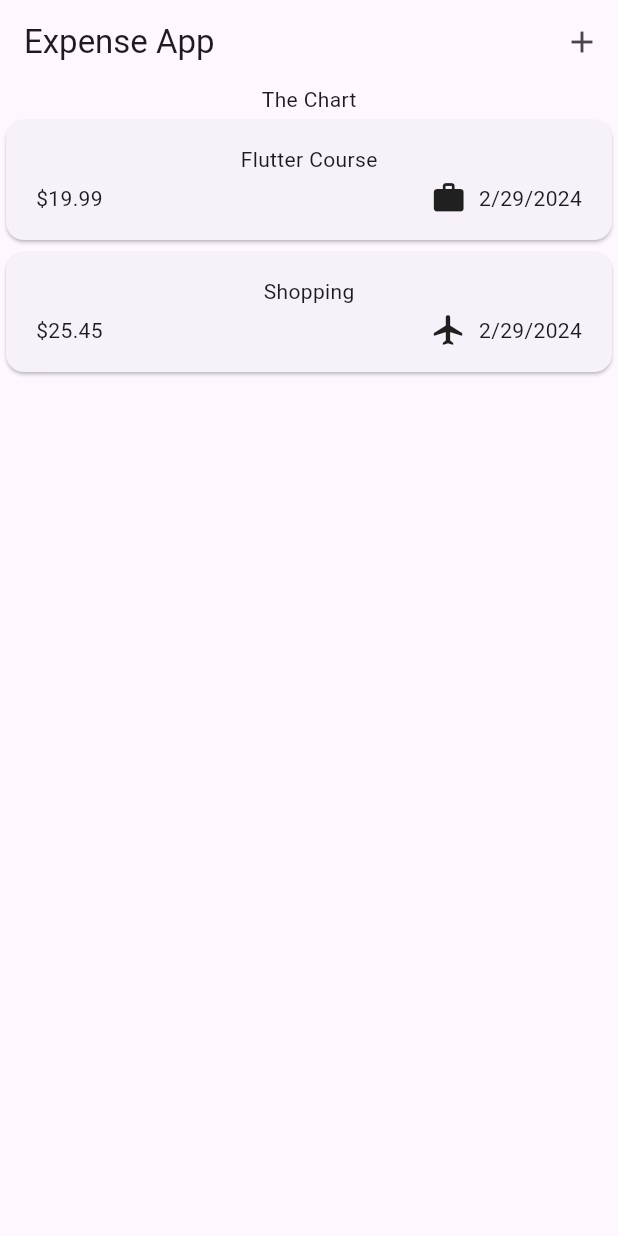
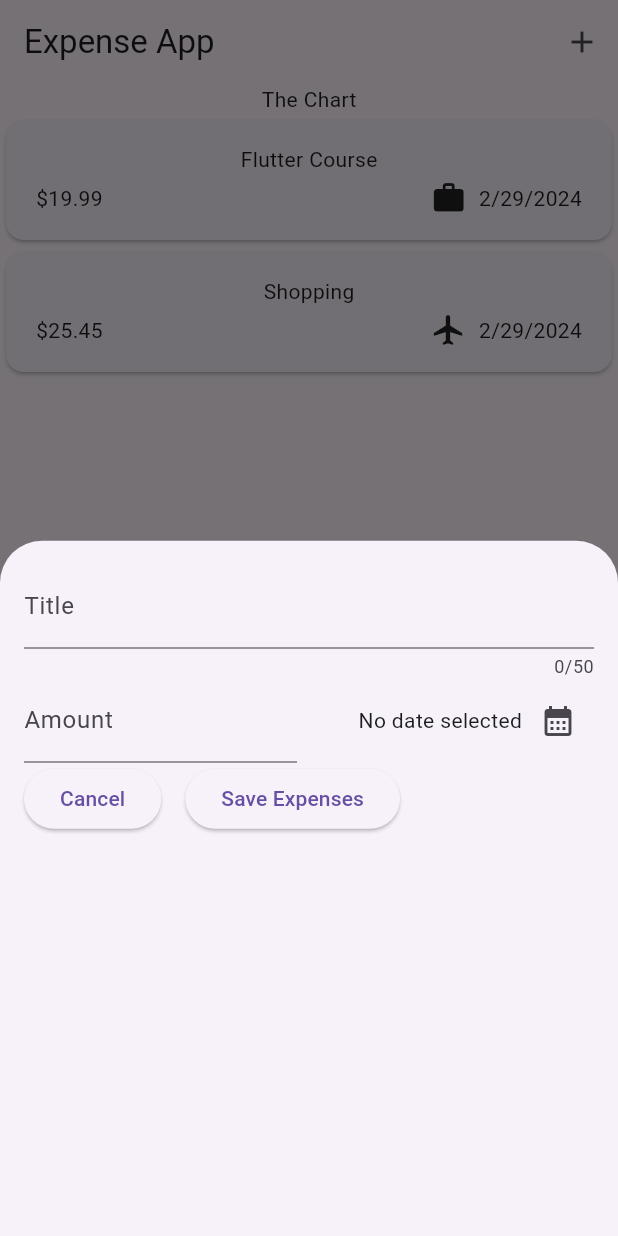
Before and after one commit to shossain786/expanse_tracker, a Flutter app: the screen it shows after launch, after a tap on the "add" icon, on a phone screen of 412 x 824 dp. Run offline on Flutter 3.47's test engine with Material 3 defaults, Android fonts, the phone set to English and light mode, and no system bars.

Commit message:
add expanse code added

```diff
--- a/lib/widgets/expenses.dart
+++ b/lib/widgets/expenses.dart
@@ -1,5 +1,6 @@
 import 'package:expanse_tracker/widgets/expenses_list/expenses_list.dart';
 import 'package:expanse_tracker/models/expanse.dart';
+import 'package:expanse_tracker/widgets/new_expense.dart';
 import 'package:flutter/material.dart';
 
 class Expenses extends StatefulWidget {
@@ -25,6 +26,13 @@ class _ExpensesState extends State<Expenses> {
     ),
   ];
 
+  void _openAddExpenseOverlay() {
+    showModalBottomSheet(
+      context: context,
+      builder: (ctx) => const NewExpense(),
+    );
+  }
+
   @override
   Widget build(BuildContext context) {
     return Scaffold(
@@ -32,7 +40,7 @@ class _ExpensesState extends State<Expenses> {
         title: const Text('Expense App'),
         actions: [
           IconButton(
-            onPressed: () {},
+            onPressed: _openAddExpenseOverlay,
             icon: const Icon(Icons.add),
           )
         ],
--- /dev/null
+++ b/lib/widgets/new_expense.dart
@@ -0,0 +1,107 @@
+import 'package:expanse_tracker/models/expanse.dart';
+import 'package:flutter/material.dart';
+
+class NewExpense extends StatefulWidget {
+  const NewExpense({super.key});
+
+  @override
+  State<NewExpense> createState() => _NewExpenseState();
+}
+
+class _NewExpenseState extends State<NewExpense> {
+  // var _enteredTitle = '';
+  // void _saveTitleinput(String inputValue) {
+  //   _enteredTitle = inputValue;
+  // }
+  // By using controller its not needed to save the data manually
+  final _titleController = TextEditingController();
+  final _expenseController = TextEditingController();
+  DateTime? _selectedDateTime;
+
+  void _presentDatePicker() async {
+    final now = DateTime.now();
+    final firstDate = DateTime(now.year - 1, now.month, now.day);
+    final pickedDate = await showDatePicker(
+      context: context,
+      firstDate: firstDate,
+      lastDate: now,
+      initialDate: now,
+    );
+    setState(() {
+      _selectedDateTime = pickedDate;
+    });
+  }
+
+  @override
+  void dispose() {
+    _titleController.dispose();
+    _expenseController.dispose();
+    super.dispose();
+  }
+
+  @override
+  Widget build(BuildContext context) {
+    return Padding(
+      padding: const EdgeInsets.all(16),
+      child: Column(
+        children: [
+          TextField(
+            maxLength: 50,
+            decoration: const InputDecoration(
+              label: Text('Title'),
+            ),
+            controller: _titleController,
+            // onChanged: _saveTitleinput,
+          ),
+          Row(
+            children: [
+              Expanded(
+                child: TextField(
+                  decoration: const InputDecoration(
+                    prefixText: '\$ ',
+                    label: Text('Amount'),
+                  ),
+                  controller: _expenseController,
+                  keyboardType: TextInputType.number,
+                ),
+              ),
+              const SizedBox(width: 16),
+              Expanded(
+                child: Row(
+                  mainAxisAlignment: MainAxisAlignment.end,
+                  crossAxisAlignment: CrossAxisAlignment.center,
+                  children: [
+                    Text(
+                      _selectedDateTime == null
+                          ? 'No date selected'
+                          : dateFormatter.format(_selectedDateTime!),
+                    ),
+                    IconButton(
+                      icon: const Icon(Icons.calendar_month),
+                      onPressed: _presentDatePicker,
+                    ),
+                  ],
+                ),
+              ),
+            ],
+          ),
+          Row(
+            children: [
+              ElevatedButton(
+                onPressed: () {
+                  Navigator.pop(context);
+                },
+                child: const Text('Cancel'),
+              ),
+              const SizedBox(width: 16),
+              ElevatedButton(
+                onPressed: () {},
+                child: const Text('Save Expenses'),
+              ),
+            ],
+          )
+        ],
+      ),
+    );
+  }
+}
```
